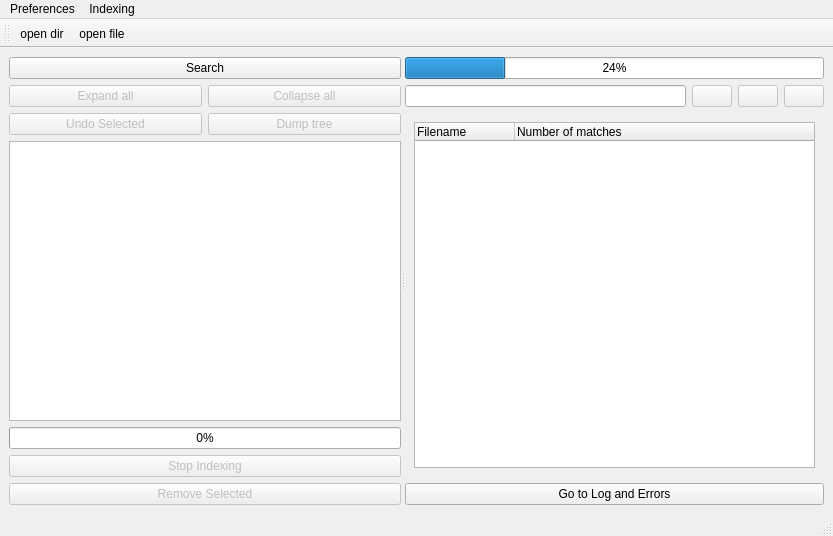
First picture: the form in substring_window/MainWindow1.ui, repository Timoniche/FileUtilities, before the edit.
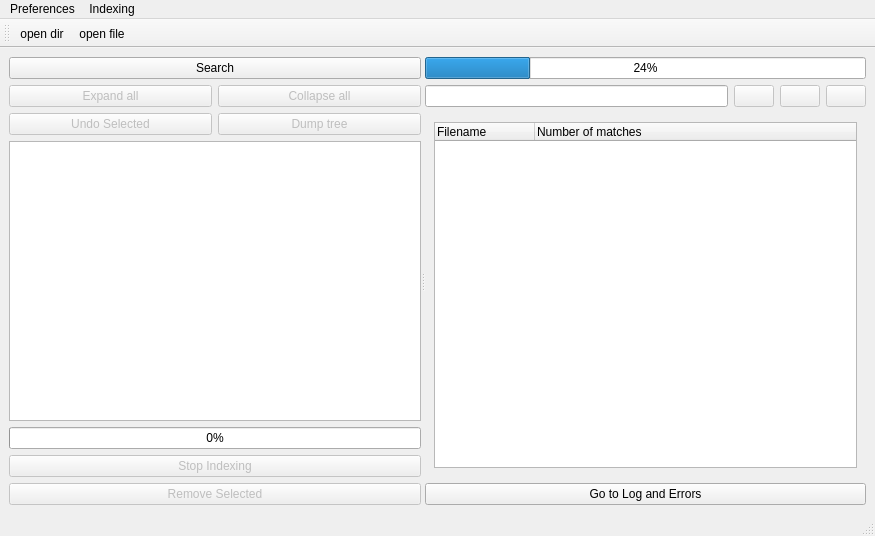
Second picture: the form after the edit.

The edit to the form file:
```diff
--- a/substring_window/MainWindow1.ui
+++ b/substring_window/MainWindow1.ui
@@ -6,7 +6,7 @@
    <rect>
     <x>0</x>
     <y>0</y>
-    <width>833</width>
+    <width>875</width>
     <height>536</height>
    </rect>
   </property>
@@ -225,7 +225,7 @@
     <rect>
      <x>0</x>
      <y>0</y>
-     <width>833</width>
+     <width>875</width>
      <height>17</height>
     </rect>
    </property>
```
